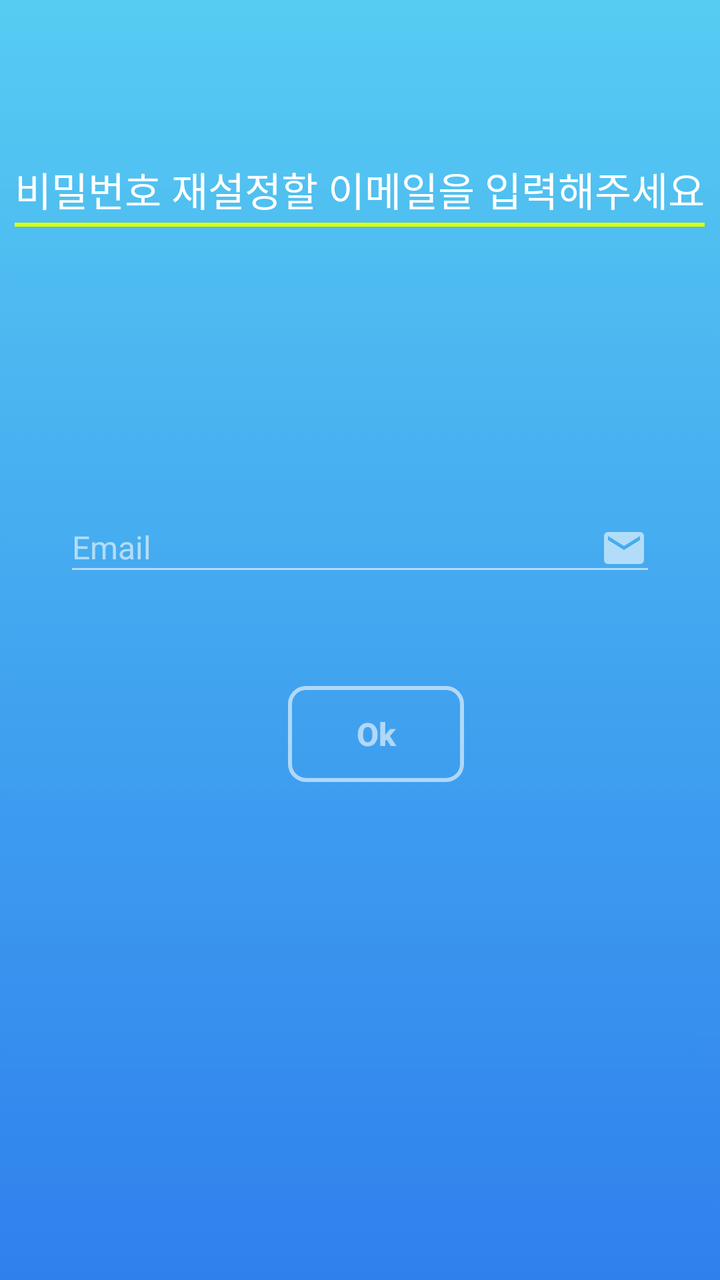
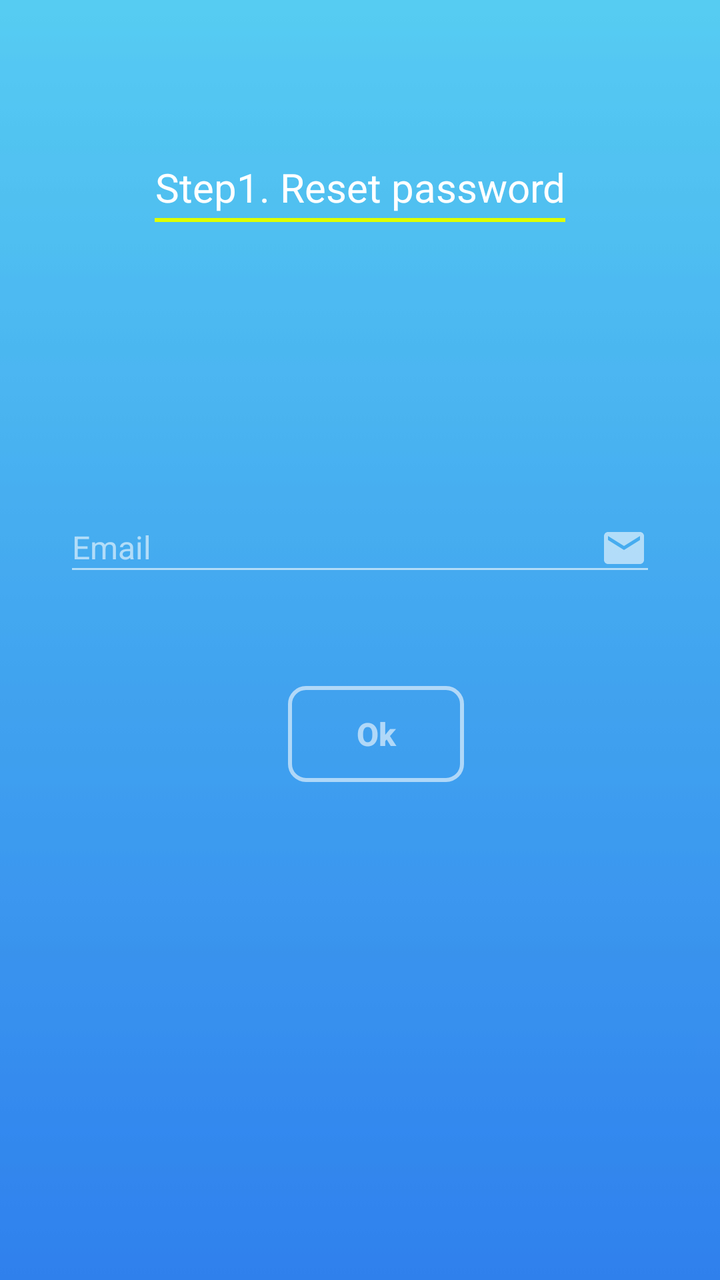

Two renders of the same Android screen: before a commit and after it. Below are the layout's source before the change and the commit's diff.
<!-- AndroidManifest.xml: application theme AppTheme -->
<!-- res/layout/activity_forgot_pw.xml -->
<?xml version="1.0" encoding="utf-8"?>
<RelativeLayout xmlns:android="http://schemas.android.com/apk/res/android"
    xmlns:app="http://schemas.android.com/apk/res-auto"
    xmlns:tools="http://schemas.android.com/tools"
    android:layout_width="match_parent"
    android:layout_height="match_parent"
    android:id="@+id/rlRoot"
    android:background="@drawable/blue_skies">

        <LinearLayout
            android:id="@+id/linearLayout"
            android:layout_width="wrap_content"
            android:layout_height="wrap_content"
            android:layout_alignParentTop="true"
            android:layout_centerHorizontal="true"
            android:layout_marginTop="80dp"
            android:orientation="horizontal">

            <LinearLayout
                android:layout_width="wrap_content"
                android:layout_height="wrap_content"
                android:orientation="vertical">

                <TextView
                    android:id="@+id/textView"
                    android:layout_width="wrap_content"
                    android:layout_height="wrap_content"
                    android:text="비밀번호 재설정할 이메일을 입력해주세요"
                    android:textAlignment="center"
                    android:textColor="#ffffff"
                    android:textSize="20sp" />

                <View
                    android:layout_width="match_parent"
                    android:layout_height="2dp"
                    android:layout_marginTop="2dp"
                    android:background="#deff00" />

            </LinearLayout>


        </LinearLayout>


        <LinearLayout
            android:layout_width="match_parent"
            android:layout_height="wrap_content"
            android:layout_centerVertical="true"
            android:layout_centerHorizontal="true"
            android:layout_marginBottom="32dp"
            android:orientation="vertical"
            android:paddingLeft="32dp"
            android:paddingRight="32dp">


            <com.google.android.material.textfield.TextInputLayout
                android:layout_width="match_parent"
                android:layout_height="wrap_content"
                android:textColorHint="#96ffffff"
                android:theme="@style/EditScreenTextInputLayoutStyle">

                <com.google.android.material.textfield.TextInputEditText
                    android:layout_width="match_parent"
                    android:layout_height="match_parent"
                    android:drawablePadding="16dp"
                    android:drawableRight="@drawable/ic_email_white_24dp"
                    android:hint="@string/textEmail"
                    android:id="@+id/etId"
                    android:inputType="textEmailAddress"
                    android:maxLines="1"
                    android:textColor="@android:color/white"
                    android:textSize="16sp" />
            </com.google.android.material.textfield.TextInputLayout>

            <LinearLayout
                android:layout_width="match_parent"
                android:layout_height="wrap_content"
                android:layout_marginTop="50dp"
                android:layout_marginBottom="8dp"
                android:gravity="center"
                android:orientation="horizontal">



                <Button
                    android:layout_width="wrap_content"
                    android:layout_height="wrap_content"
                    android:layout_marginLeft="16dp"
                    android:background="@drawable/buttonshapewhitebg"
                    android:text="@string/textOk"
                    android:id="@+id/btnOk"
                    android:textAllCaps="false"
                    android:textColor="#96ffffff"
                    android:textSize="16dp"
                    android:textStyle="bold" />


            </LinearLayout>

        </LinearLayout>


    </RelativeLayout>
<!-- resources referenced by this layout -->
<resources>
  <!-- drawable blue_skies: jpg bitmap (drawable, 1647 bytes) -->
  <!-- drawable buttonshapewhitebg (drawable) -->
  <?xml version="1.0" encoding="utf-8"?>
  <selector xmlns:android="http://schemas.android.com/apk/res/android">
      <item>
          <shape android:shape="rectangle">
              <corners android:radius="8dp" />
              <solid android:color="@android:color/transparent"/>
              <stroke android:color="#96ffffff"
                  android:width="2dp"/>
          </shape>
      </item>
  </selector>
  <!-- drawable ic_email_white_24dp (drawable) -->
  <vector xmlns:android="http://schemas.android.com/apk/res/android"
          android:width="24dp"
          android:height="24dp"
          android:viewportWidth="24.0"
          android:viewportHeight="24.0">
      <path
          android:fillColor="#96ffffff"
          android:pathData="M20,4L4,4c-1.1,0 -1.99,0.9 -1.99,2L2,18c0,1.1 0.9,2 2,2h16c1.1,0 2,-0.9 2,-2L22,6c0,-1.1 -0.9,-2 -2,-2zM20,8l-8,5 -8,-5L4,6l8,5 8,-5v2z"/>
  </vector>
  <string name="textEmail">Email</string>
  <string name="textOk">Ok</string>
  <style name="EditScreenTextInputLayoutStyle" parent="Theme.AppCompat.Light.DarkActionBar">
          <item name="colorControlNormal">@color/textInputLayout</item>
          <item name="colorControlActivated">@color/textInputLayout</item>
          <item name="colorControlHighlight">@color/textInputLayout</item>
          <item name="colorAccent">@color/textInputLayout</item>
          <item name="android:textColorHint">@color/textInputLayout</item>
      </style>
  <style name="AppTheme" parent="Theme.AppCompat.Light.DarkActionBar">
          
          <item name="colorPrimary">@color/blueSkiestop</item>
          <item name="colorPrimaryDark">@color/blueSkiestop</item>
          <item name="colorAccent">@color/black</item>
      </style>
  <color name="textInputLayout">#96ffffff</color>
  <color name="blueSkiestop">#56CBF2</color>
  <color name="black">#000</color>
</resources>

<!-- the commit's change to res/layout/activity_forgot_pw.xml (unified diff, before → after) -->
@@ -25,7 +25,7 @@
                     android:id="@+id/textView"
                     android:layout_width="wrap_content"
                     android:layout_height="wrap_content"
-                    android:text="비밀번호 재설정할 이메일을 입력해주세요"
+                    android:text="@string/textInputEmail"
                     android:textAlignment="center"
                     android:textColor="#ffffff"
                     android:textSize="20sp" />
<!-- resource entries referenced after the edit -->
@@ -24,6 +24,7 @@
           android:pathData="M20,4L4,4c-1.1,0 -1.99,0.9 -1.99,2L2,18c0,1.1 0.9,2 2,2h16c1.1,0 2,-0.9 2,-2L22,6c0,-1.1 -0.9,-2 -2,-2zM20,8l-8,5 -8,-5L4,6l8,5 8,-5v2z"/>
   </vector>
   <string name="textEmail">Email</string>
+  <string name="textInputEmail">Step1. Reset password</string>
   <string name="textOk">Ok</string>
   <style name="EditScreenTextInputLayoutStyle" parent="Theme.AppCompat.Light.DarkActionBar">
           <item name="colorControlNormal">@color/textInputLayout</item>
